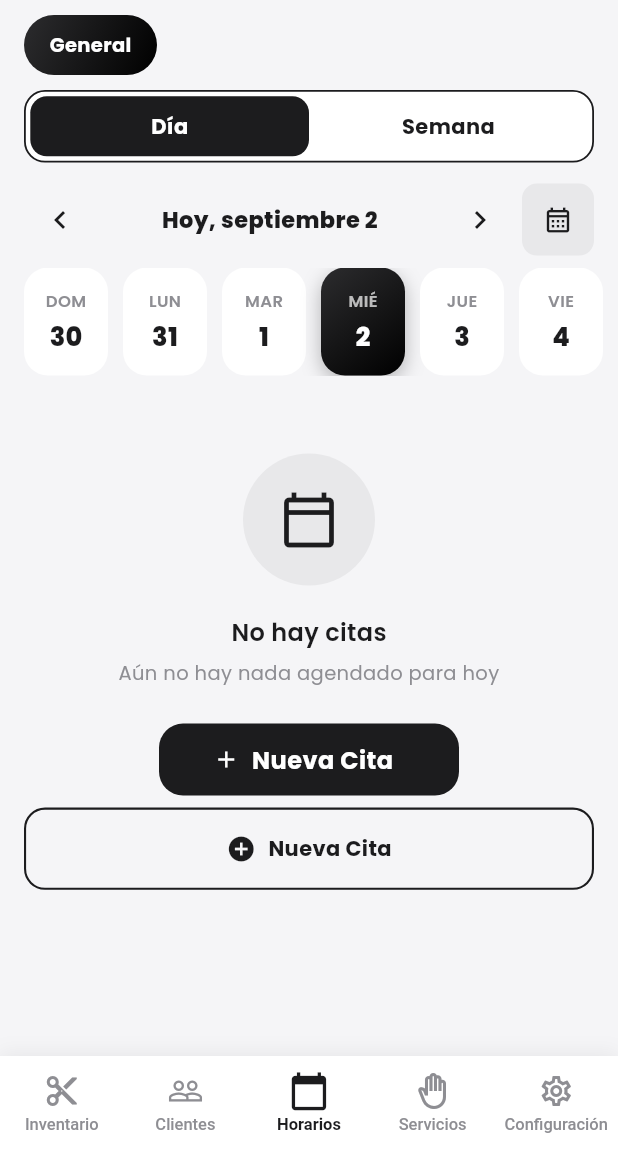
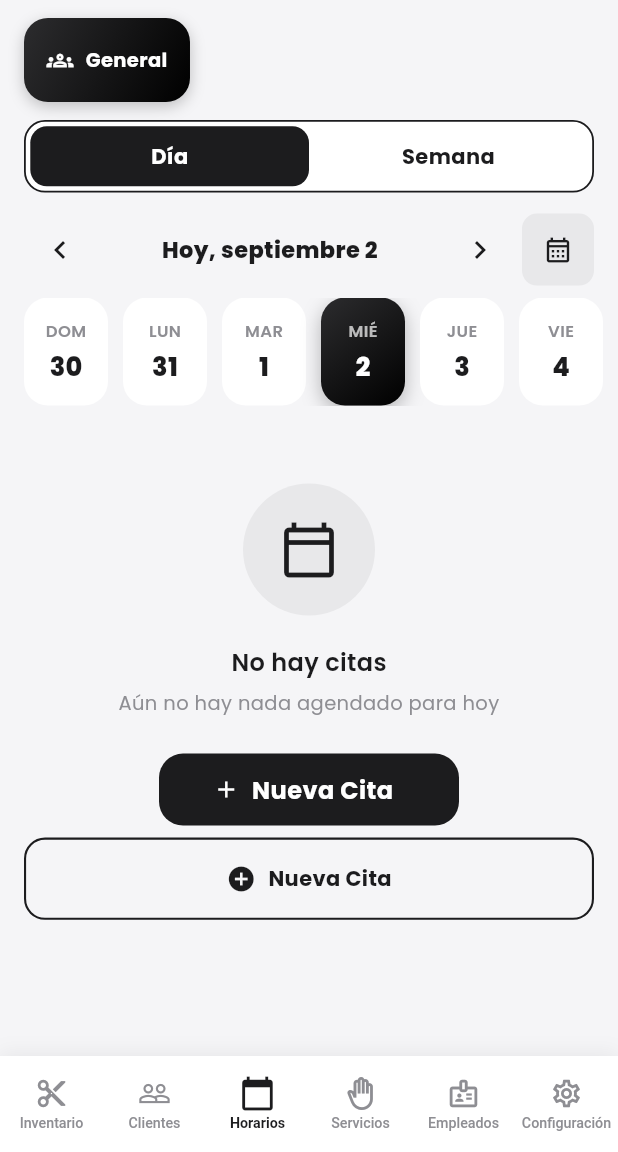
Before and after one commit to Rameez8513/Nail_Salon-App, a Flutter app: the HomeScreen screen opened by its route, on a phone screen of 412 x 824 dp, the part 84-1236 px from its top. Run offline on Flutter 3.47's test engine with Material 3 defaults, Android fonts, the phone set to English and light mode, and no system bars; our stand-ins replace cloud_firestore, firebase_auth, firebase_core, google_fonts, shared_preferences; accounts and stored records are empty.

Commit message:
Upgraded App

```diff
--- a/lib/core/constants/app_colors.dart
+++ b/lib/core/constants/app_colors.dart
@@ -13,9 +13,9 @@ class AppColors {
   static const Color textDark = Color(0xFF1C1C1E);
   static const Color textGrey = Color(0xFF8E8E93);
   static const Color border = Color(0xFFE5E5EA);
-  static const Color error = Color(0xFFFF453A);
+  static const Color error = Color(0xFF7A2E2E);
   static const Color success = Color(0xFF34C759);
-  static const Color warning = Color(0xFFFF9F0A);
+  static const Color warning = Color(0xFFB8863B);
 
   static const LinearGradient primaryGradient = LinearGradient(
     colors: [Color(0xFF2C2C2E), Color(0xFF000000)],
--- a/lib/core/constants/app_strings.dart
+++ b/lib/core/constants/app_strings.dart
@@ -58,7 +58,7 @@ class AppStrings {
       'es': 'Correo o contraseña inválidos',
     },
 
-    'appName': {'en': 'Nail Salon', 'es': 'Salón de Uñas'},
+    'appName': {'en': 'Aura Salon', 'es': ' Aura Salon'},
     'clients': {'en': 'Clients', 'es': 'Clientes'},
     'services': {'en': 'Services', 'es': 'Servicios'},
     'inventory': {'en': 'Inventory', 'es': 'Inventario'},
@@ -308,6 +308,9 @@ class AppStrings {
     'inStock': {'en': 'In stock', 'es': 'En stock'},
     'lowStock': {'en': 'Low stock', 'es': 'Stock bajo'},
     'outOfStock': {'en': 'Out of stock', 'es': 'Agotado'},
+    'call': {'en': 'Call', 'es': 'Llamar'},
+    'whatsapp': {'en': 'WhatsApp', 'es': 'WhatsApp'},
+    'serviceItemsTitle': {'en': 'SERVICE(S)', 'es': 'SERVICIO(S)'},
 
     'signedIn': {'en': 'Signed in', 'es': 'Sesión iniciada'},
     'unknown': {'en': 'Unknown', 'es': 'Desconocido'},
--- /dev/null
+++ b/lib/core/routes/fade_route.dart
@@ -0,0 +1,18 @@
+import 'package:flutter/material.dart';
+
+class FadeRoute<T> extends PageRouteBuilder<T> {
+  final Widget page;
+
+  FadeRoute({required this.page})
+    : super(
+        transitionDuration: const Duration(milliseconds: 220),
+        reverseTransitionDuration: const Duration(milliseconds: 180),
+        pageBuilder: (context, animation, secondaryAnimation) => page,
+        transitionsBuilder: (context, animation, secondaryAnimation, child) {
+          return FadeTransition(
+            opacity: CurvedAnimation(parent: animation, curve: Curves.easeOut),
+            child: child,
+          );
+        },
+      );
+}
--- a/lib/core/widgets/custom_bottom_nav.dart
+++ b/lib/core/widgets/custom_bottom_nav.dart
@@ -1,7 +1,5 @@
 import 'package:flutter/material.dart';
 import '../constants/app_colors.dart';
-import 'package:provider/provider.dart';
-import '../../../core/providers/app_settings_provider.dart';
 
 class NavItem {
   final IconData icon;
@@ -29,7 +27,6 @@ class CustomBottomNav extends StatelessWidget {
 
   @override
   Widget build(BuildContext context) {
-    context.watch<AppSettingsProvider>();
     return Container(
       decoration: BoxDecoration(
         color: AppColors.white,
@@ -61,20 +58,22 @@ class CustomBottomNav extends StatelessWidget {
                       children: [
                         AnimatedScale(
                           duration: const Duration(milliseconds: 200),
-                          scale: isSelected ? 1.15 : 1.0,
+                          scale: isSelected ? 1.12 : 1.0,
                           child: Icon(
                             isSelected ? item.activeIcon : item.icon,
                             color: isSelected
                                 ? AppColors.primary
                                 : AppColors.textGrey,
-                            size: 24,
+                            size: 22,
                           ),
                         ),
-                        const SizedBox(height: 4),
-                        AnimatedDefaultTextStyle(
+                        const SizedBox(height: 3),
+                        Padding(
+                          padding: const EdgeInsets.symmetric(horizontal: 2),
+                          child: AnimatedDefaultTextStyle(
                             duration: const Duration(milliseconds: 200),
                             style: TextStyle(
-                            fontSize: 11,
+                              fontSize: 9.5,
                               fontWeight: isSelected
                                   ? FontWeight.w700
                                   : FontWeight.w500,
@@ -82,7 +81,13 @@ class CustomBottomNav extends StatelessWidget {
                                   ? AppColors.primary
                                   : AppColors.textGrey,
                             ),
-                          child: Text(item.label),
+                            child: Text(
+                              item.label,
+                              maxLines: 1,
+                              overflow: TextOverflow.ellipsis,
+                              textAlign: TextAlign.center,
+                            ),
+                          ),
                         ),
                       ],
                     ),
--- a/lib/features/appointments/screens/schedules_screen.dart
+++ b/lib/features/appointments/screens/schedules_screen.dart
@@ -1,12 +1,15 @@
 import 'package:flutter/material.dart';
 import 'package:intl/intl.dart';
 import 'package:cloud_firestore/cloud_firestore.dart';
+import 'package:provider/provider.dart';
 import '../../../core/constants/app_colors.dart';
 import '../../../core/constants/app_strings.dart';
 import '../../../core/services/firestore_service.dart';
+import '../../../core/providers/app_settings_provider.dart';
 import '../../../core/widgets/empty_state.dart';
 import '../../../core/widgets/fade_slide_in.dart';
 import '../../../core/routes/slide_up_route.dart';
+import '../../../core/routes/fade_route.dart';
 import '../../../models/appointment_model.dart';
 import '../../../models/employee_model.dart';
 import '../widgets/date_strip.dart';
@@ -59,7 +62,7 @@ class _SchedulesScreenState extends State<SchedulesScreen> {
   void _openHistory() {
     Navigator.of(
       context,
-    ).push(MaterialPageRoute(builder: (_) => const AppointmentHistoryScreen()));
+    ).push(FadeRoute(page: const AppointmentHistoryScreen()));
   }
 
   void _shiftWeek(int delta) {
@@ -95,6 +98,8 @@ class _SchedulesScreenState extends State<SchedulesScreen> {
 
   @override
   Widget build(BuildContext context) {
+    context.watch<AppSettingsProvider>();
+    final locale = AppStrings.currentLanguage;
     final isToday = DateFormat('yyyy-MM-dd').format(DateTime.now()) == _dateKey;
     final weekEnd = _weekStart.add(const Duration(days: 6));
 
@@ -112,12 +117,12 @@ class _SchedulesScreenState extends State<SchedulesScreen> {
       ),
       body: Column(
         children: [
-          const SizedBox(height: 10),
+          const SizedBox(height: 12),
           _EmployeeTabsBar(
             selectedEmployeeId: _selectedEmployeeId,
             onSelected: (id) => setState(() => _selectedEmployeeId = id),
           ),
-          const SizedBox(height: 10),
+          const SizedBox(height: 12),
           Padding(
             padding: const EdgeInsets.symmetric(horizontal: 16),
             child: _ViewToggle(
@@ -143,12 +148,12 @@ class _SchedulesScreenState extends State<SchedulesScreen> {
                   child: Text(
                     _viewMode == ScheduleViewMode.day
                         ? (isToday
-                              ? '${AppStrings.t('today')} ${DateFormat('MMMM d', AppStrings.currentLanguage).format(_selectedDate)}'
+                              ? '${AppStrings.t('today')} ${DateFormat('MMMM d', locale).format(_selectedDate)}'
                               : DateFormat(
                                   'EEE, MMMM d',
-                                  AppStrings.currentLanguage,
+                                  locale,
                                 ).format(_selectedDate))
-                        : '${DateFormat('MMM d', AppStrings.currentLanguage).format(_weekStart)} – ${DateFormat('MMM d, yyyy', AppStrings.currentLanguage).format(weekEnd)}',
+                        : '${DateFormat('MMM d', locale).format(_weekStart)} – ${DateFormat('MMM d, yyyy', locale).format(weekEnd)}',
                     textAlign: TextAlign.center,
                     style: const TextStyle(
                       fontSize: 15,
@@ -327,13 +332,15 @@ class _EmployeeTabsBar extends StatelessWidget {
             .toList();
 
         return SizedBox(
-          height: 40,
+          height: 56,
           child: ListView(
             scrollDirection: Axis.horizontal,
             padding: const EdgeInsets.symmetric(horizontal: 16),
             children: [
               _EmployeeChip(
                 label: AppStrings.t('general'),
+                role: null,
+                isGeneral: true,
                 isSelected: selectedEmployeeId == null,
                 onTap: () => onSelected(null),
               ),
@@ -343,6 +350,8 @@ class _EmployeeTabsBar extends StatelessWidget {
                   padding: const EdgeInsets.only(right: 8),
                   child: _EmployeeChip(
                     label: employee.name,
+                    role: employee.role,
+                    isGeneral: false,
                     isSelected: selectedEmployeeId == employee.id,
                     onTap: () => onSelected(employee.id),
                   ),
@@ -358,38 +367,101 @@ class _EmployeeTabsBar extends StatelessWidget {
 
 class _EmployeeChip extends StatelessWidget {
   final String label;
+  final String? role;
+  final bool isGeneral;
   final bool isSelected;
   final VoidCallback onTap;
 
   const _EmployeeChip({
     required this.label,
+    required this.role,
+    required this.isGeneral,
     required this.isSelected,
     required this.onTap,
   });
 
   @override
   Widget build(BuildContext context) {
+    final hasRole = !isGeneral && role != null && role!.isNotEmpty;
+
     return GestureDetector(
       onTap: onTap,
       child: AnimatedContainer(
         duration: const Duration(milliseconds: 200),
-        padding: const EdgeInsets.symmetric(horizontal: 16, vertical: 8),
+        padding: const EdgeInsets.symmetric(horizontal: 14, vertical: 8),
         decoration: BoxDecoration(
           gradient: isSelected ? AppColors.primaryGradient : null,
           color: isSelected ? null : AppColors.white,
-          borderRadius: BorderRadius.circular(20),
+          borderRadius: BorderRadius.circular(16),
           border: Border.all(
             color: isSelected ? Colors.transparent : AppColors.border,
           ),
+          boxShadow: isSelected
+              ? [
+                  BoxShadow(
+                    color: AppColors.primary.withOpacity(0.25),
+                    blurRadius: 8,
+                    offset: const Offset(0, 3),
+                  ),
+                ]
+              : null,
+        ),
+        child: Row(
+          mainAxisSize: MainAxisSize.min,
+          children: [
+            if (isGeneral)
+              Icon(
+                Icons.groups_outlined,
+                size: 18,
+                color: isSelected ? Colors.white : AppColors.textGrey,
+              )
+            else
+              Container(
+                width: 26,
+                height: 26,
+                decoration: BoxDecoration(
+                  color: isSelected
+                      ? Colors.white.withOpacity(0.2)
+                      : AppColors.primaryLight,
+                  shape: BoxShape.circle,
                 ),
                 alignment: Alignment.center,
                 child: Text(
+                  label.isNotEmpty ? label[0].toUpperCase() : '?',
+                  style: TextStyle(
+                    color: isSelected ? Colors.white : AppColors.primary,
+                    fontWeight: FontWeight.w800,
+                    fontSize: 12,
+                  ),
+                ),
+              ),
+            const SizedBox(width: 8),
+            Column(
+              mainAxisAlignment: MainAxisAlignment.center,
+              crossAxisAlignment: CrossAxisAlignment.start,
+              children: [
+                Text(
                   label,
                   style: TextStyle(
                     color: isSelected ? Colors.white : AppColors.textDark,
                     fontWeight: FontWeight.w700,
                     fontSize: 13,
                   ),
+                ),
+                if (hasRole)
+                  Text(
+                    role!,
+                    style: TextStyle(
+                      color: isSelected
+                          ? Colors.white.withOpacity(0.75)
+                          : AppColors.textGrey,
+                      fontSize: 10.5,
+                      fontWeight: FontWeight.w500,
+                    ),
+                  ),
+              ],
+            ),
+          ],
         ),
       ),
     );
--- a/lib/features/home/screens/home_screen.dart
+++ b/lib/features/home/screens/home_screen.dart
@@ -1,13 +1,14 @@
 import 'package:flutter/material.dart';
+import 'package:provider/provider.dart';
 import '../../../core/widgets/custom_bottom_nav.dart';
-import '../../inventory/screens/inventory_screen.dart';
-import '../../customers/screens/clients_screen.dart';
-import '../../appointments/screens/schedules_screen.dart';
-import '../../services/screens/services_screen.dart';
-import '../../settings/screens/settings_screen.dart';
 import '../../../core/constants/app_strings.dart';
-import 'package:provider/provider.dart';
 import '../../../core/providers/app_settings_provider.dart';
+import '../../../features/inventory/screens/inventory_screen.dart';
+import '../../../features/customers/screens/clients_screen.dart';
+import '../../../features/appointments/screens/schedules_screen.dart';
+import '../../../features/services/screens/services_screen.dart';
+import '../../../features/employee/screens/employees_screen.dart';
+import '../../../features/settings/screens/settings_screen.dart';
 
 class HomeScreen extends StatefulWidget {
   const HomeScreen({super.key});
@@ -19,11 +20,23 @@ class HomeScreen extends StatefulWidget {
 class _HomeScreenState extends State<HomeScreen> {
   int _currentIndex = 2;
 
-  static List<NavItem> _navItems = [
+  final List<Widget> _screens = const [
+    InventoryScreen(),
+    ClientsScreen(),
+    SchedulesScreen(),
+    ServicesScreen(),
+    EmployeesScreen(),
+    SettingsScreen(),
+  ];
+
+  @override
+  Widget build(BuildContext context) {
+    context.watch<AppSettingsProvider>();
+
+    final navItems = [
       NavItem(
         icon: Icons.content_cut_outlined,
         activeIcon: Icons.content_cut,
-      // label: 'Inventory',
         label: AppStrings.t('inventory'),
       ),
       NavItem(
@@ -42,29 +55,23 @@ class _HomeScreenState extends State<HomeScreen> {
         label: AppStrings.t('services'),
       ),
       NavItem(
+        icon: Icons.badge_outlined,
+        activeIcon: Icons.badge,
+        label: AppStrings.t('employees'),
+      ),
+      NavItem(
         icon: Icons.settings_outlined,
         activeIcon: Icons.settings,
         label: AppStrings.t('settings'),
       ),
     ];
 
-  final List<Widget> _screens = const [
-    InventoryScreen(),
-    ClientsScreen(),
-    SchedulesScreen(),
-    ServicesScreen(),
-    SettingsScreen(),
-  ];
-
-  @override
-  Widget build(BuildContext context) {
-    context.watch<AppSettingsProvider>();
     return Scaffold(
       body: IndexedStack(index: _currentIndex, children: _screens),
       bottomNavigationBar: CustomBottomNav(
         currentIndex: _currentIndex,
         onTap: (index) => setState(() => _currentIndex = index),
-        items: _navItems,
+        items: navItems,
       ),
     );
   }
```
Also changed, not shown: lib/features/appointments/screens/appointment_detail_screen.dart (+31 -23 lines), lib/features/appointments/screens/appointment_history_screen.dart (+11 -6 lines), lib/features/settings/screens/settings_screen.dart (+7 -10 lines). Lines whose indentation alone changed are shown as unchanged.
